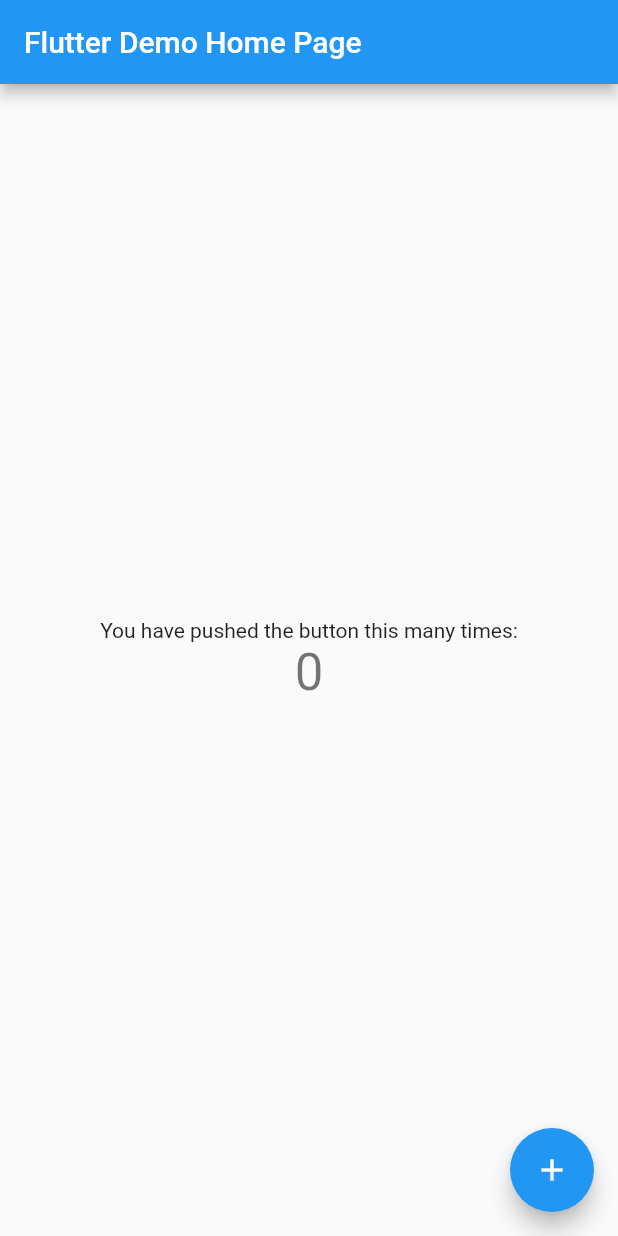
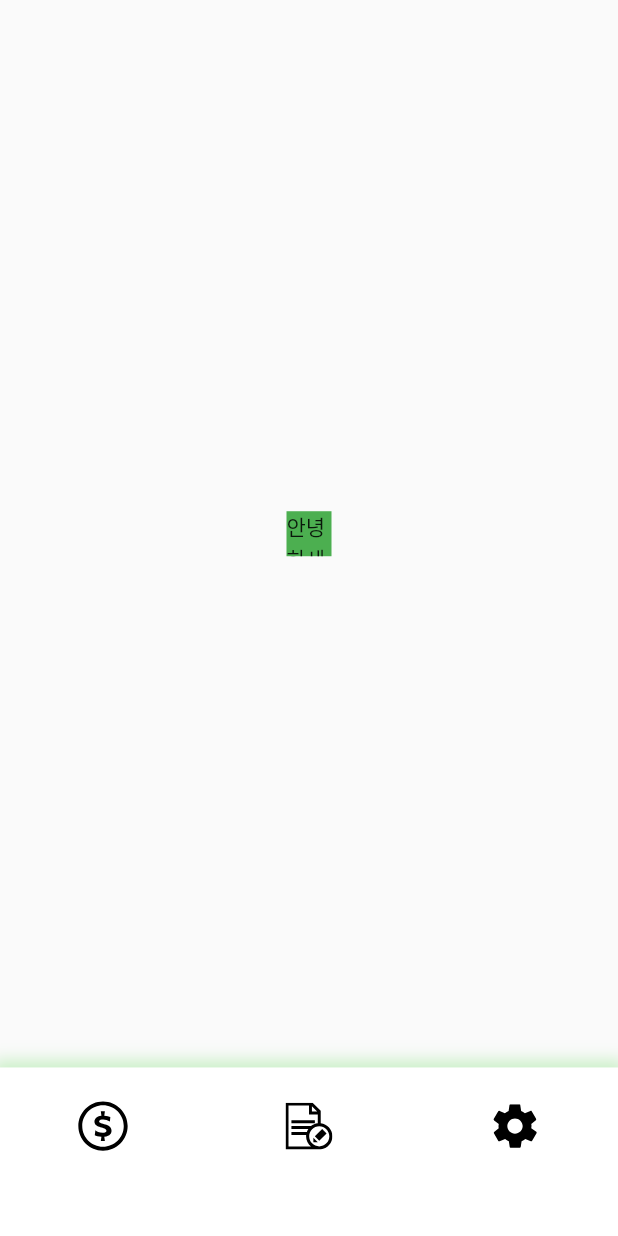
Before and after one commit to qjsqjsaos/lottery_hit, a Flutter app: the screen it shows after launch, on a phone screen of 412 x 824 dp. Run offline on Flutter 3.47's test engine with Material 2 defaults, Android fonts, the phone set to English and light mode, and no system bars; our stand-ins replace flutter_screenutil, flutter_svg.

Commit message:
진행중 - allUI - 탭뷰까지 구현, 탭 누를때, 전환하기

```diff
--- a/lib/main.dart
+++ b/lib/main.dart
@@ -1,28 +1,29 @@
 import 'package:flutter/material.dart';
+import 'package:lottery_hit/page/lottery_page.dart';
+import 'package:lottery_hit/ui/media_query_size.dart';
+import 'package:flutter_screenutil/flutter_screenutil.dart';
+import 'package:lottery_hit/ui/theme/icons_util.dart';
+import 'package:lottery_hit/ui/theme/usase_colors.dart';
+import 'package:flutter_svg/flutter_svg.dart';
 
 void main() {
   runApp(MyApp());
 }
 
 class MyApp extends StatelessWidget {
-  // This widget is the root of your application.
+
   @override
   Widget build(BuildContext context) {
-    return MaterialApp(
-      title: 'Flutter Demo',
-      theme: ThemeData(
-        // This is the theme of your application.
-        //
-        // Try running your application with "flutter run". You'll see the
-        // application has a blue toolbar. Then, without quitting the app, try
-        // changing the primarySwatch below to Colors.green and then invoke
-        // "hot reload" (press "r" in the console where you ran "flutter run",
-        // or simply save your changes to "hot reload" in a Flutter IDE).
-        // Notice that the counter didn't reset back to zero; the application
-        // is not restarted.
-        primarySwatch: Colors.blue,
+    return ScreenUtilInit(
+      designSize: Size(390, 844),
+      builder: () => MaterialApp(
+        debugShowCheckedModeBanner: false,
+        title: 'Lottery Hit',
+        theme: ThemeData(
+          primarySwatch: Colors.blue,
+        ),
+        home: MyHomePage(title: 'Flutter Demo Home Page'),
       ),
-      home: MyHomePage(title: 'Flutter Demo Home Page'),
     );
   }
 }
@@ -30,84 +31,109 @@ class MyApp extends StatelessWidget {
 class MyHomePage extends StatefulWidget {
   MyHomePage({Key key, this.title}) : super(key: key);
 
-  // This widget is the home page of your application. It is stateful, meaning
-  // that it has a State object (defined below) that contains fields that affect
-  // how it looks.
-
-  // This class is the configuration for the state. It holds the values (in this
-  // case the title) provided by the parent (in this case the App widget) and
-  // used by the build method of the State. Fields in a Widget subclass are
-  // always marked "final".
-
   final String title;
 
   @override
   _MyHomePageState createState() => _MyHomePageState();
 }
 
-class _MyHomePageState extends State<MyHomePage> {
-  int _counter = 0;
+class _MyHomePageState extends State<MyHomePage> with TickerProviderStateMixin{
 
-  void _incrementCounter() {
-    setState(() {
-      // This call to setState tells the Flutter framework that something has
-      // changed in this State, which causes it to rerun the build method below
-      // so that the display can reflect the updated values. If we changed
-      // _counter without calling setState(), then the build method would not be
-      // called again, and so nothing would appear to happen.
-      _counter++;
-    });
+  bool isClickedLottery, isClickedRecord, isClickedSettings;
+
+  MediaQuerySize mediaQuerySize = MediaQuerySize();
+
+  TabController tabController;
+
+  @override
+  void initState() {
+    tabController = TabController(length: 3, vsync: this);
+    isClickedLottery = false;
+    isClickedRecord = false;
+    isClickedSettings = false;
+
+    super.initState();
   }
 
   @override
   Widget build(BuildContext context) {
-    // This method is rerun every time setState is called, for instance as done
-    // by the _incrementCounter method above.
-    //
-    // The Flutter framework has been optimized to make rerunning build methods
-    // fast, so that you can just rebuild anything that needs updating rather
-    // than having to individually change instances of widgets.
-    return Scaffold(
-      appBar: AppBar(
-        // Here we take the value from the MyHomePage object that was created by
-        // the App.build method, and use it to set our appbar title.
-        title: Text(widget.title),
-      ),
-      body: Center(
-        // Center is a layout widget. It takes a single child and positions it
-        // in the middle of the parent.
-        child: Column(
-          // Column is also a layout widget. It takes a list of children and
-          // arranges them vertically. By default, it sizes itself to fit its
-          // children horizontally, and tries to be as tall as its parent.
-          //
-          // Invoke "debug painting" (press "p" in the console, choose the
-          // "Toggle Debug Paint" action from the Flutter Inspector in Android
-          // Studio, or the "Toggle Debug Paint" command in Visual Studio Code)
-          // to see the wireframe for each widget.
-          //
-          // Column has various properties to control how it sizes itself and
-          // how it positions its children. Here we use mainAxisAlignment to
-          // center the children vertically; the main axis here is the vertical
-          // axis because Columns are vertical (the cross axis would be
-          // horizontal).
-          mainAxisAlignment: MainAxisAlignment.center,
-          children: <Widget>[
-            Text(
-              'You have pushed the button this many times:',
+    return FutureBuilder<double>(
+      future: mediaQuerySize.getMediaQuerySize(mediaQuerySize.shootingMilliseconds(context)),
+      builder: (context, snapshot) {
+        if(snapshot.hasData) {
+          Size size = MediaQuery.of(context).size;
+          return buildDefaultTabController(size);
+        }else{
+          return Center(child: CircularProgressIndicator());
+        }
+      }
+    );
+  }
+
+  DefaultTabController buildDefaultTabController(Size size) {
+    return DefaultTabController(
+        length: 3,
+        child: Scaffold(
+            body: TabBarView(
+              children: [
+                LotteryPage(),
+                Text('2'),
+                Text('3')
+              ],
             ),
-            Text(
-              '$_counter',
-              style: Theme.of(context).textTheme.headline4,
-            ),
-          ],
-        ),
-      ),
-      floatingActionButton: FloatingActionButton(
-        onPressed: _incrementCounter,
-        tooltip: 'Increment',
-        child: Icon(Icons.add),
-      ), // This trailing comma makes auto-formatting nicer for build methods.
+            bottomNavigationBar: Container(
+                decoration: BoxDecoration(
+                    color: Colors.white,
+                    boxShadow: [BoxShadow(
+                        color: UsaseColors.mainColor.blurGreen,
+                        spreadRadius: 5,
+                        blurRadius: 8
+                    )]
+                ),
+                child: Padding(
+                    padding: EdgeInsets.only(top: size.height * .02.h, bottom: size.height * .06.h),
+                    child: TabBar(
+                        controller: tabController,
+                        indicatorColor: Colors.transparent,
+                        tabs: [
+                          GestureDetector(
+                              onTap: () {
+                                setState(() {
+                                  isClickedLottery = true;
+                                  isClickedRecord = false;
+                                  isClickedSettings = false;
+                                });
+                              },
+                              child: Tab(child: SvgPicture.asset(IconsUtil.iconsConvert.getSVG(IconsUtil.tabBarIcon.lottery),
+                                  height: 50.h, color: isClickedLottery ? UsaseColors.iconColor.clicked : UsaseColors.iconColor.unClicked))
+                          ),
+                          GestureDetector(
+                              onTap: () {
+                                setState(() {
+                                  isClickedLottery = false;
+                                  isClickedRecord = true;
+                                  isClickedSettings = false;
+                                });
+                              },
+                              child: Tab(child: SvgPicture.asset(IconsUtil.iconsConvert.getSVG(IconsUtil.tabBarIcon.record),
+                                  height: 32.h, color: isClickedRecord ? UsaseColors.iconColor.clicked : UsaseColors.iconColor.unClicked))
+                          ),
+                          GestureDetector(
+                              onTap: () {
+                                setState(() {
+                                  isClickedLottery = false;
+                                  isClickedRecord = false;
+                                  isClickedSettings = true;
+                                });
+                              },
+                              child: Tab(child: SvgPicture.asset(IconsUtil.iconsConvert.getSVG(IconsUtil.tabBarIcon.settings),
+                                  height: 30.h, color: isClickedSettings ? UsaseColors.iconColor.clicked : UsaseColors.iconColor.unClicked))
+                          )
+                        ]
+                    )
+                )
+            )
+        )
     );
   }
 }
--- /dev/null
+++ b/lib/page/lottery_page.dart
@@ -0,0 +1,32 @@
+import 'package:flutter/material.dart';
+import 'package:lottery_hit/ui/media_query_size.dart';
+
+class LotteryPage extends StatefulWidget {
+  @override
+  _LotteryPageState createState() => _LotteryPageState();
+}
+
+class _LotteryPageState extends State<LotteryPage> {
+  MediaQuerySize mediaQuerySize = MediaQuerySize();
+
+  @override
+  Widget build(BuildContext context) {
+    return FutureBuilder<double>(
+        future: mediaQuerySize
+            .getMediaQuerySize(mediaQuerySize.shootingMilliseconds(context)),
+        builder: (context, snapshot) {
+          if (snapshot.hasData) {
+            return Center(
+              child: Container(
+                color: Colors.green,
+                width: 30,
+                height: 30,
+                child: Text('안녕하세요'),
+              ),
+            );
+          } else {
+            return Center(child: CircularProgressIndicator());
+          }
+        });
+  }
+}
--- /dev/null
+++ b/lib/ui/media_query_size.dart
@@ -0,0 +1,13 @@
+import 'package:flutter/cupertino.dart';
+
+class MediaQuerySize{
+  shootingMilliseconds(BuildContext context) => Stream.periodic(Duration(milliseconds: 100),
+            (_) => MediaQuery.of(context).size.width);
+
+  Future<double> getMediaQuerySize(Stream<double> source) async{
+    await for(double value in source){
+      if (value > 0)
+        return value;
+    }
+  }
+}
--- /dev/null
+++ b/lib/ui/theme/icons_util.dart
@@ -0,0 +1,22 @@
+class IconsUtil{
+  IconsUtil._();
+
+  static TabBarIcon tabBarIcon = TabBarIcon._();
+  static IconsConvert iconsConvert = IconsConvert._();
+}
+
+class TabBarIcon {
+  TabBarIcon._();
+
+  String lottery = 'lottery_icon';
+  String record = 'record_icon';
+  String settings = 'settings_icon';
+}
+
+class IconsConvert{
+  IconsConvert._();
+
+  String getSVG(String name) {
+    return 'assets/' + name + '.svg';
+  }
+}
--- /dev/null
+++ b/lib/ui/theme/usase_colors.dart
@@ -0,0 +1,44 @@
+import 'dart:ui';
+
+class UsaseColors{
+  ///투명도
+  // 100% - FF
+  // 95% - F2
+  // 90% - E6
+  // 85% - D9
+  // 80% - CC
+  // 75% - BF
+  // 70% - B3
+  // 65% - A6
+  // 60% - 99
+  // 55% - 8C
+  // 50% - 80
+  // 45% - 73
+  // 40% - 66
+  // 35% - 59
+  // 30% - 4D
+  // 25% - 40
+  // 20% - 33
+  // 15% - 26
+  // 10% - 1A
+  // 5% - 0D
+  // 0% - 00
+
+  UsaseColors._();
+
+  static MainColor mainColor = MainColor._();
+  static IconColor iconColor = IconColor._();
+}
+
+class MainColor {
+  MainColor._();
+
+  Color blurGreen = Color(0x3310C600);
+}
+
+class IconColor {
+  IconColor._();
+
+  Color unClicked = Color(0xff000000);
+  Color clicked = Color(0xff7BCE16);
+}
--- /dev/null
+++ b/lib/widgets/appbar.dart
@@ -0,0 +1,14 @@
+import 'package:flutter/material.dart';
+
+class AppBar extends StatefulWidget {
+
+  @override
+  _AppBarState createState() => _AppBarState();
+}
+
+class _AppBarState extends State<AppBar> {
+  @override
+  Widget build(BuildContext context) {
+    return Container();
+  }
+}
```
Also changed, not shown: pubspec.yaml (+5 -3 lines), assets/lottery_icon.svg (added), assets/record_icon.svg (added), assets/settings_icon.svg (added), pubspec.lock, 1 other file.
